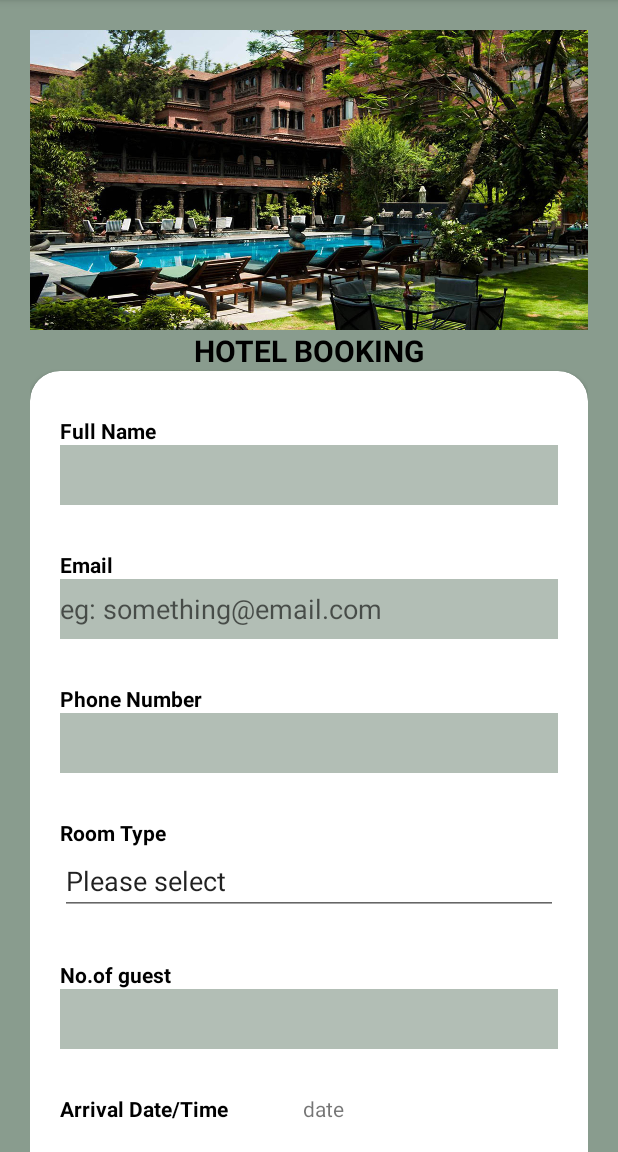
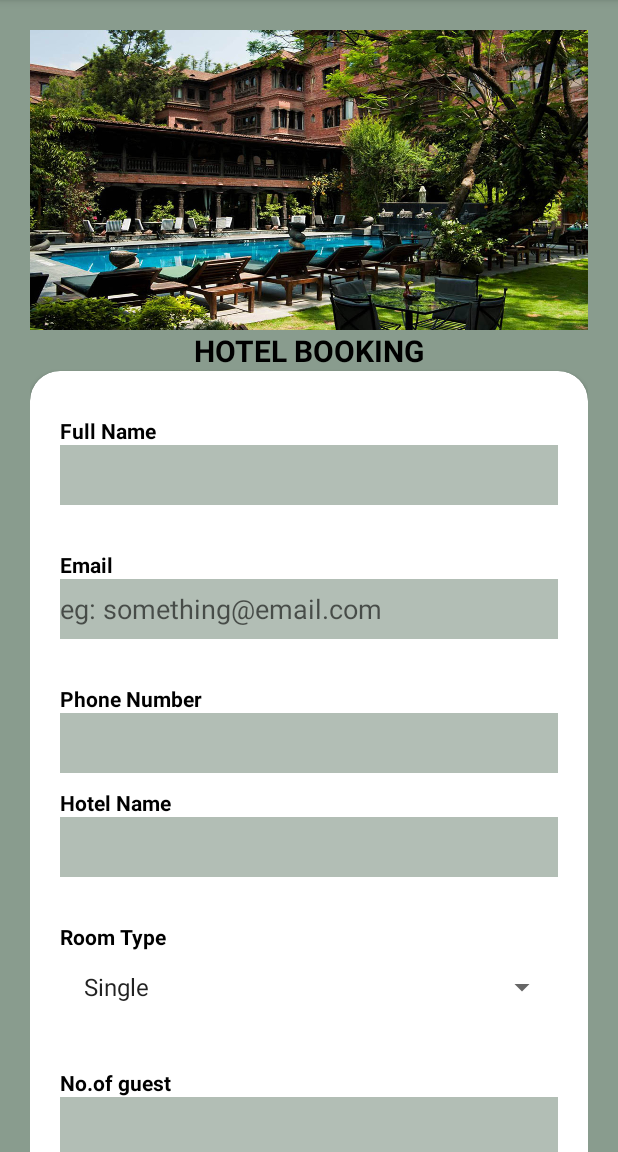
Before and after one commit to aaditec/TourGuideNepal, an Android app: the screen it shows after launch (Hotelbooking_Activity), on a phone screen of 412 x 824 dp, the part 84-1236 px from its top. Run offline under Robolectric (Android 15) with nearby library versions, the phone set to English and light mode, and no system bars.

Commit message:
hotel booking backend editing

```diff
--- a/app/src/main/java/com/example/tour_guide_nepal/ENTITY/HotelBookDetails.kt
+++ b/app/src/main/java/com/example/tour_guide_nepal/ENTITY/HotelBookDetails.kt
@@ -11,12 +11,16 @@ data class HotelBookDetails (
     @ColumnInfo(name = "fullname") val fullname:String? = null,
     @ColumnInfo(name = "email") val email:String? = null,
     @ColumnInfo(name = "phone") val phone:String? = null,
+    @ColumnInfo(name = "hotelname") val hotelname:String? = null,
+    @ColumnInfo(name = "roomtype") val roomtype:String? = null,
     @ColumnInfo(name = "datefrom") val datefrom:String? = null,
     @ColumnInfo(name = "dateto") val dateto:String? = null,
     @ColumnInfo(name = "numberofpeople") val numberofpeople:String? = null,
     @ColumnInfo(name = "comments") val comments:String? = null,
 ):Parcelable {
     constructor(parcel: Parcel) : this(
+        parcel.readString(),
+        parcel.readString(),
         parcel.readString(),
         parcel.readString(),
         parcel.readString(),
@@ -33,6 +37,8 @@ data class HotelBookDetails (
         parcel.writeString(fullname)
         parcel.writeString(email)
         parcel.writeString(phone)
+        parcel.writeString(hotelname)
+        parcel.writeString(roomtype)
         parcel.writeString(datefrom)
         parcel.writeString(dateto)
         parcel.writeString(numberofpeople)
--- a/app/src/main/java/com/example/tour_guide_nepal/Hotelbooking_Activity.kt
+++ b/app/src/main/java/com/example/tour_guide_nepal/Hotelbooking_Activity.kt
@@ -3,28 +3,32 @@ package com.example.tour_guide_nepal
 import android.app.DatePickerDialog
 import androidx.appcompat.app.AppCompatActivity
 import android.os.Bundle
-import android.widget.Button
-import android.widget.EditText
-import android.widget.TextView
-import android.widget.Toast
+import android.widget.*
 import com.example.tour_guide_nepal.ENTITY.HotelBookDetails
 import com.example.tour_guide_nepal.Repository.HotelBookRepository
 import kotlinx.coroutines.CoroutineScope
 import kotlinx.coroutines.Dispatchers
 import kotlinx.coroutines.launch
 import kotlinx.coroutines.withContext
+import org.jetbrains.anko.spinner
 import org.jetbrains.anko.toast
 import java.util.*
 
 class Hotelbooking_Activity : AppCompatActivity() {
+
+    private var type_of_room = arrayOf("Single","Double","Triple","Quad")
+
     private lateinit var etfullname: EditText
     private lateinit var etemail: EditText
     private lateinit var etphonenumber: EditText
+    private lateinit var hotelname : EditText
+    private lateinit var roomtype : Spinner
     private lateinit var datefrom: TextView
     private lateinit var dateto: TextView
     private lateinit var etguestnumber: EditText
     private lateinit var comments: EditText
     private lateinit var btnbook: Button
+
 
     override fun onCreate(savedInstanceState: Bundle?) {
         super.onCreate(savedInstanceState)
@@ -33,11 +37,16 @@ class Hotelbooking_Activity : AppCompatActivity() {
         etfullname = findViewById(R.id.etfullname)
         etemail = findViewById(R.id.etemail)
         etphonenumber = findViewById(R.id.etphonenumber)
+        hotelname = findViewById(R.id.ethotelname)
+        roomtype = findViewById(R.id.etroomtype)
         datefrom = findViewById(R.id.datefrom)
         dateto = findViewById(R.id.dateto)
         etguestnumber = findViewById(R.id.etguestnumber)
         comments = findViewById(R.id.comments)
         btnbook = findViewById(R.id.btnbook)
+
+        val adapter = ArrayAdapter(this,android.R.layout.simple_list_item_1,type_of_room)
+        roomtype.adapter = adapter
 
         //calendar
         val c = Calendar.getInstance()
@@ -92,6 +101,8 @@ class Hotelbooking_Activity : AppCompatActivity() {
         val fullname = etfullname.text.toString()
         val email = etemail.text.toString()
         val phnumber = etphonenumber.text.toString()
+        val hotelname = hotelname.text.toString()
+        val roomtype = roomtype.selectedItem.toString()
         val datefrom = datefrom.text.toString()
         val dateto = dateto.text.toString()
         val guestno = etguestnumber.text.toString()
@@ -101,6 +112,8 @@ class Hotelbooking_Activity : AppCompatActivity() {
             fullname = fullname,
             email = email,
             phone = phnumber,
+            hotelname = hotelname,
+            roomtype = roomtype,
             datefrom = datefrom,
             dateto = dateto,
             numberofpeople = guestno,
--- a/app/src/main/res/layout/activity_hotelbooking.xml
+++ b/app/src/main/res/layout/activity_hotelbooking.xml
@@ -96,6 +96,20 @@
                         android:layout_height="40dp"/>
 
                     <TextView
+                        android:layout_marginTop="10dp"
+                        android:text="Hotel Name"
+                        android:textStyle="bold"
+                        android:textColor="@color/black"
+                        android:layout_width="match_parent"
+                        android:layout_height="match_parent"/>
+
+                    <com.google.android.material.textfield.TextInputEditText
+                        android:id="@+id/ethotelname"
+                        android:background="#B2BEB5"
+                        android:layout_width="match_parent"
+                        android:layout_height="40dp"/>
+
+                    <TextView
                         android:layout_marginTop="30dp"
                         android:text="Room Type"
                         android:textStyle="bold"
@@ -103,7 +117,7 @@
                         android:layout_width="match_parent"
                         android:layout_height="match_parent"/>
 
-                    <AutoCompleteTextView
+                    <Spinner
                         android:id="@+id/etroomtype"
                         android:text="Please select"
                         android:layout_width="match_parent"
```
Also changed, not shown: app/src/main/AndroidManifest.xml (+5 -6 lines).
